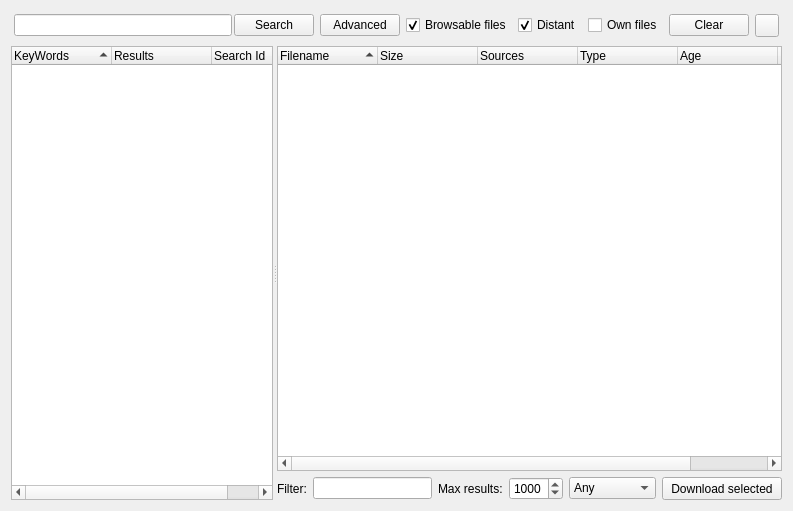
Old version of the form retroshare-gui/src/gui/FileTransfer/SearchDialog.ui in the repository RetroShare/RetroShare.
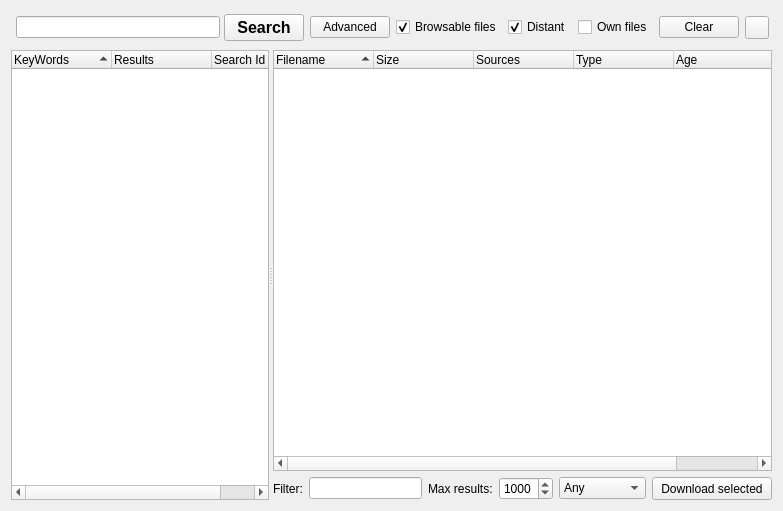
New version of the form. Icons and pictures are not drawn. Custom widgets are drawn as their Qt base class.

Patch:
```diff
--- a/retroshare-gui/src/gui/FileTransfer/SearchDialog.ui
+++ b/retroshare-gui/src/gui/FileTransfer/SearchDialog.ui
@@ -6,7 +6,7 @@
    <rect>
     <x>0</x>
     <y>0</y>
-    <width>793</width>
+    <width>783</width>
     <height>511</height>
    </rect>
   </property>
@@ -51,36 +51,24 @@
         </property>
         <item>
          <widget class="QFrame" name="searchLineFrame">
-          <property name="minimumSize">
-           <size>
-            <width>0</width>
-            <height>22</height>
-           </size>
-          </property>
-          <property name="maximumSize">
-           <size>
-            <width>16777215</width>
-            <height>22</height>
-           </size>
-          </property>
-          <layout class="QGridLayout" name="gridLayout">
+          <layout class="QGridLayout" name="searchLineFrame_GL">
            <property name="leftMargin">
-            <number>0</number>
+            <number>2</number>
            </property>
            <property name="topMargin">
-            <number>0</number>
+            <number>2</number>
            </property>
            <property name="rightMargin">
-            <number>0</number>
+            <number>2</number>
            </property>
            <property name="bottomMargin">
-            <number>0</number>
+            <number>2</number>
            </property>
            <property name="horizontalSpacing">
             <number>0</number>
            </property>
            <property name="verticalSpacing">
-            <number>1</number>
+            <number>0</number>
            </property>
            <item row="0" column="0">
             <widget class="LineEditClear" name="lineEdit">
@@ -93,7 +81,14 @@
          </widget>
         </item>
         <item>
-         <widget class="QPushButton" name="pushButtonSearch">
+         <widget class="QPushButton" name="searchButton">
+          <property name="font">
+           <font>
+            <pointsize>12</pointsize>
+            <weight>75</weight>
+            <bold>true</bold>
+           </font>
+          </property>
           <property name="focusPolicy">
            <enum>Qt::NoFocus</enum>
           </property>
@@ -466,6 +461,11 @@
    <extends>QLineEdit</extends>
    <header location="global">gui/common/LineEditClear.h</header>
   </customwidget>
+  <customwidget>
+   <class>RSComboBox</class>
+   <extends>QComboBox</extends>
+   <header>gui/common/RSComboBox.h</header>
+  </customwidget>
   <customwidget>
    <class>SearchTreeWidget</class>
    <extends>QTreeWidget</extends>
```
Left out of the diff: 10 changed lines with no effect on the pictures.
